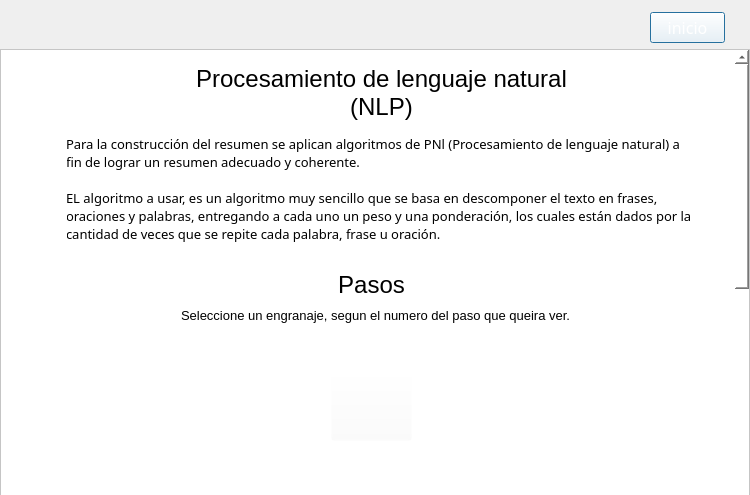
First picture: the form in Views/QtViews/Algoritmo_Window.ui, repository Napssters/Abstrac_Cientifico, before the edit.
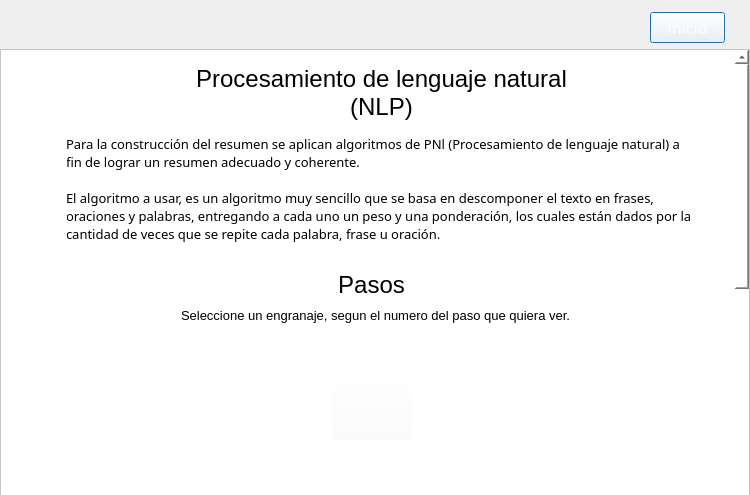
Second picture: the form after the edit. Icons and pictures are not drawn.

Diff of the .ui file:
```diff
--- a/Views/QtViews/Algoritmo_Window.ui
+++ b/Views/QtViews/Algoritmo_Window.ui
@@ -80,7 +80,7 @@
     <property name="geometry">
      <rect>
       <x>0</x>
-      <y>-511</y>
+      <y>0</y>
       <width>750</width>
       <height>1000</height>
      </rect>
@@ -159,7 +159,7 @@
      <property name="plainText">
       <string>Para la construcción del resumen se aplican algoritmos de PNl (Procesamiento de lenguaje natural) a fin de lograr un resumen adecuado y coherente. 
 
-EL algoritmo a usar, es un algoritmo muy sencillo que se basa en descomponer el texto en frases, oraciones y palabras, entregando a cada uno un peso y una ponderación, los cuales están dados por la cantidad de veces que se repite cada palabra, frase u oración.</string>
+El algoritmo a usar, es un algoritmo muy sencillo que se basa en descomponer el texto en frases, oraciones y palabras, entregando a cada uno un peso y una ponderación, los cuales están dados por la cantidad de veces que se repite cada palabra, frase u oración.</string>
      </property>
      <property name="backgroundVisible">
       <bool>false</bool>
@@ -478,7 +478,7 @@
       </rect>
      </property>
      <property name="text">
-      <string>&lt;html&gt;&lt;head/&gt;&lt;body&gt;&lt;p&gt;&lt;span style=&quot; font-size:10pt;&quot;&gt;Seleccione un engranaje, segun el numero del paso que queira ver.&lt;/span&gt;&lt;/p&gt;&lt;/body&gt;&lt;/html&gt;</string>
+      <string>&lt;html&gt;&lt;head/&gt;&lt;body&gt;&lt;p&gt;&lt;span style=&quot; font-size:10pt;&quot;&gt;Seleccione un engranaje, segun el numero del paso que quiera ver.&lt;/span&gt;&lt;/p&gt;&lt;/body&gt;&lt;/html&gt;</string>
      </property>
     </widget>
     <zorder>label_8</zorder>
```
